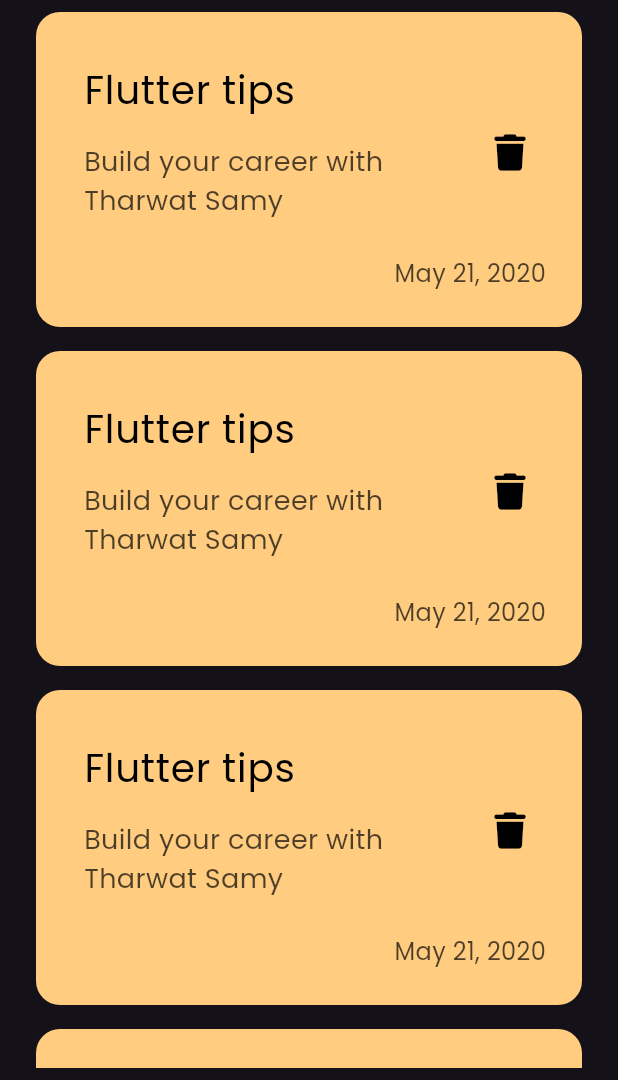
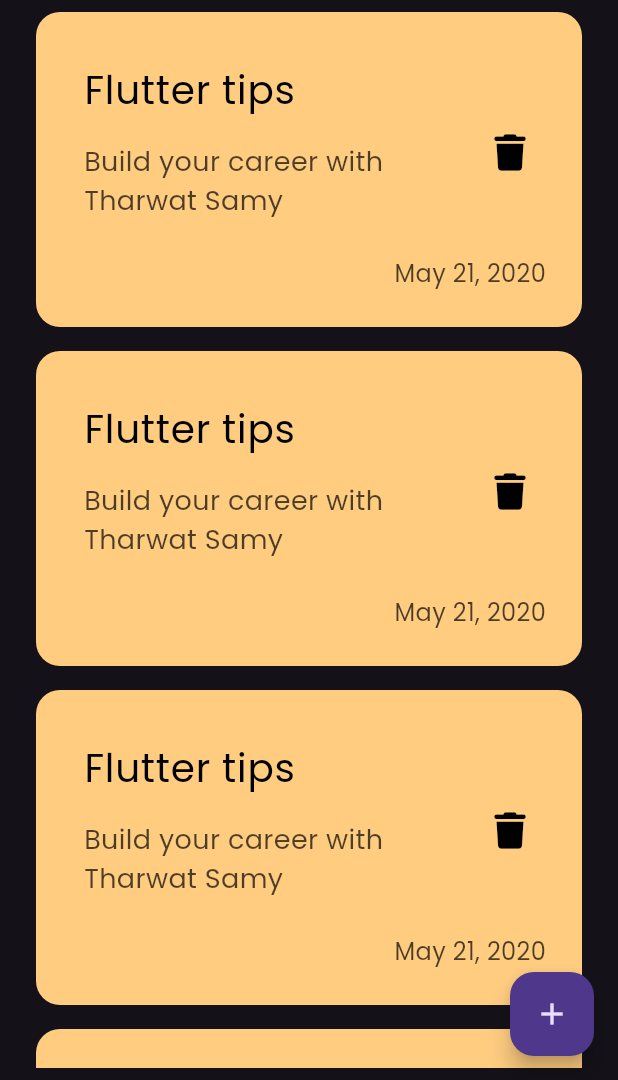
Before and after one commit to KhaledHAnter/notes_app, a Flutter app: the screen it shows after launch, on a phone screen of 412 x 824 dp, the part 156-1236 px from its top. Run offline on Flutter 3.47's test engine with Material 3 defaults, Android fonts, the phone set to English and light mode, and no system bars; our stand-ins replace font_awesome_flutter, gap; project files that could hold a hidden picture were left out.

Commit message:
add floating action button

```diff
--- a/lib/Views/note_view.dart
+++ b/lib/Views/note_view.dart
@@ -8,6 +8,12 @@ class NotesView extends StatelessWidget {
 
   @override
   Widget build(BuildContext context) {
-    return const Scaffold(body: NoteViewBody());
+    return Scaffold(
+      floatingActionButton: FloatingActionButton(
+        child: const Icon(Icons.add),
+        onPressed: () {},
+      ),
+      body: const NoteViewBody(),
+    );
   }
 }
```
